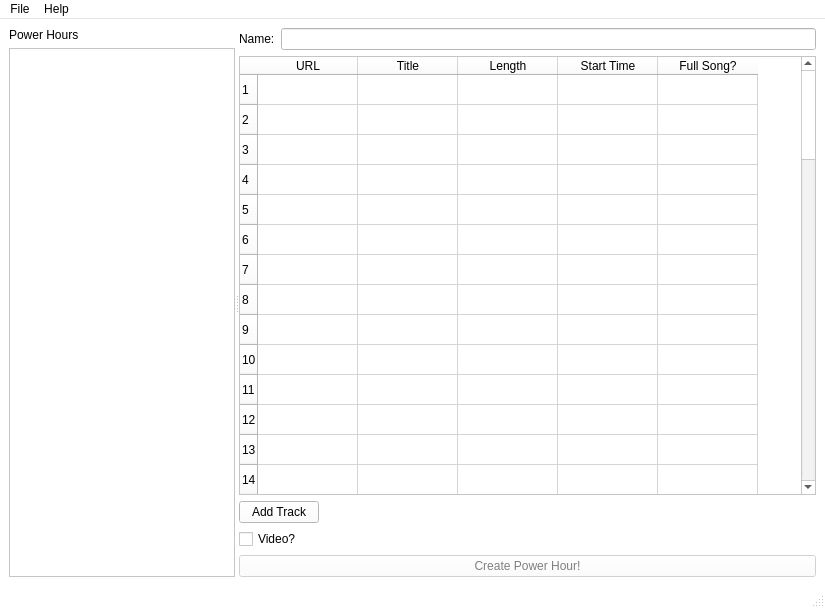
First picture: the form in designer/mainwindow.ui, repository jac241/power_hour_creator, before the edit.
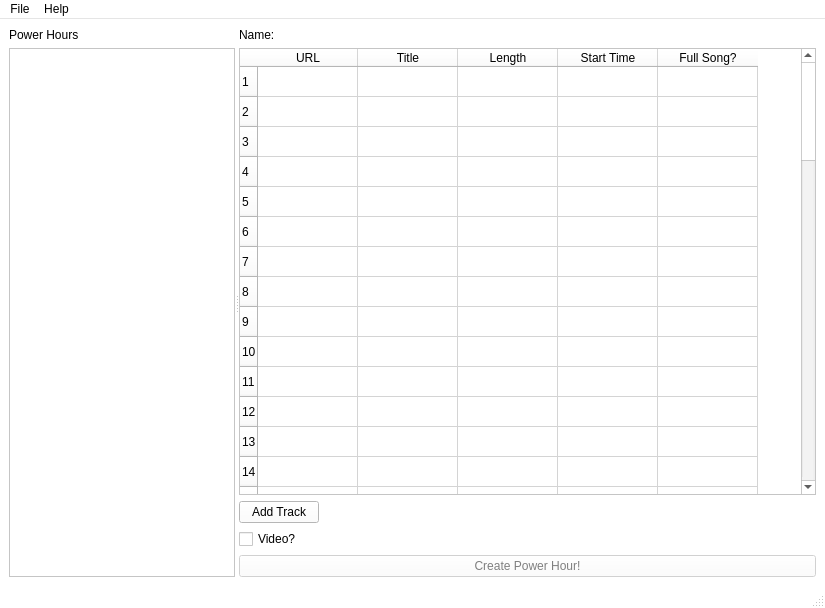
Second picture: the form after the edit. Custom widgets are drawn as their Qt base class.

The edit to the form file:
```diff
--- a/designer/mainwindow.ui
+++ b/designer/mainwindow.ui
@@ -477,21 +477,11 @@
       <widget class="QWidget" name="verticalLayoutWidget_2">
        <layout class="QVBoxLayout" name="tracksLayout">
         <item>
-         <layout class="QHBoxLayout" name="horizontalLayout">
-          <item>
            <widget class="QLabel" name="powerHourNameLabel">
             <property name="text">
              <string>Name:</string>
             </property>
-            <property name="buddy">
-             <cstring>powerHourNameLineEdit</cstring>
-            </property>
-           </widget>
-          </item>
-          <item>
-           <widget class="QLineEdit" name="powerHourNameLineEdit"/>
-          </item>
-         </layout>
+         </widget>
         </item>
         <item>
          <widget class="Tracklist" name="tracklist">
```
Lines whose indentation alone changed are shown as unchanged.
